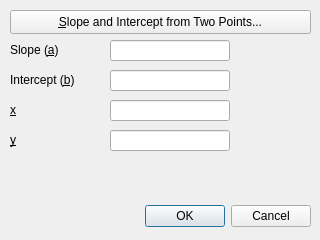
First picture: the form in vicalc/ui/linear_y_from_x_dialog.ui, repository Kudaschov/ViCalc, before the edit.
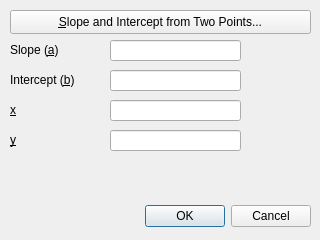
Second picture: the form after the edit. Custom widgets are drawn as their Qt base class.

The edit to the form file:
```diff
--- a/vicalc/ui/linear_y_from_x_dialog.ui
+++ b/vicalc/ui/linear_y_from_x_dialog.ui
@@ -50,7 +50,7 @@
     <rect>
      <x>110</x>
      <y>40</y>
-     <width>120</width>
+     <width>131</width>
      <height>21</height>
     </rect>
    </property>
@@ -76,7 +76,7 @@
     <rect>
      <x>110</x>
      <y>70</y>
-     <width>120</width>
+     <width>131</width>
      <height>21</height>
     </rect>
    </property>
@@ -115,7 +115,7 @@
     <rect>
      <x>110</x>
      <y>100</y>
-     <width>120</width>
+     <width>131</width>
      <height>21</height>
     </rect>
    </property>
@@ -141,7 +141,7 @@
     <rect>
      <x>110</x>
      <y>130</y>
-     <width>120</width>
+     <width>131</width>
      <height>21</height>
     </rect>
    </property>
@@ -150,6 +150,13 @@
    </property>
   </widget>
  </widget>
+ <customwidgets>
+  <customwidget>
+   <class>DotLineEdit</class>
+   <extends>QLineEdit</extends>
+   <header>.dot_line_edit</header>
+  </customwidget>
+ </customwidgets>
  <tabstops>
   <tabstop>fromTwoPointsPushButton</tabstop>
   <tabstop>aLineEdit</tabstop>
```
Left out of the diff: 8 changed lines with no effect on the pictures.
